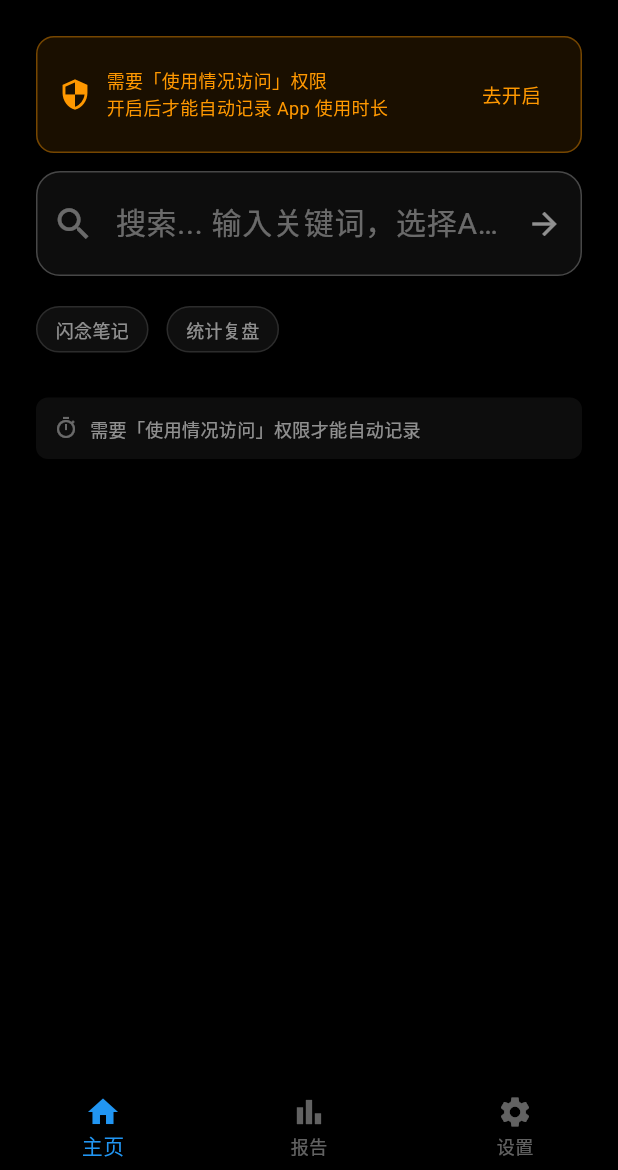
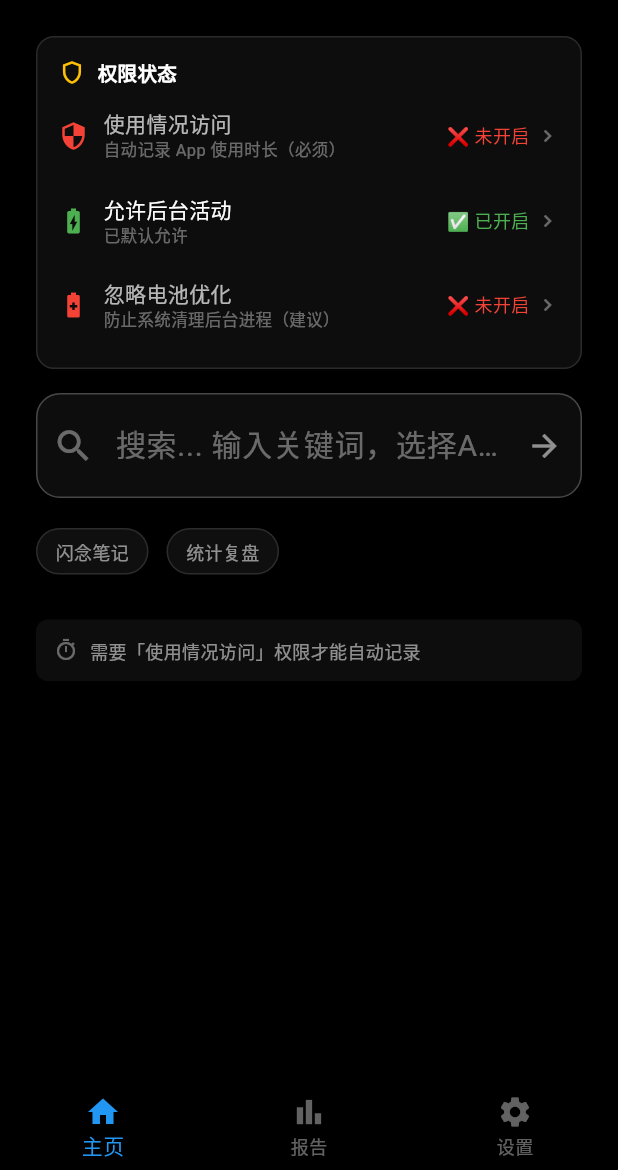
Before and after one commit to Harriet-Haoshan/mindsieve, a Flutter app: the screen it shows after launch, on a phone screen of 412 x 824 dp, the part 66-1236 px from its top. Run offline on Flutter 3.47's test engine with Material 3 defaults, Android fonts, the light colour scheme and no system bars; our stand-ins replace fl_chart, flutter_dotenv, sqflite; accounts and stored records are empty.

Commit message:
feat: add comprehensive permission guide with 3 permissions (usage stats, background, battery optimization)

```diff
--- a/lib/pages/home_page.dart
+++ b/lib/pages/home_page.dart
@@ -2,7 +2,7 @@ import 'package:flutter/material.dart';
 import 'package:url_launcher/url_launcher.dart';
 
 import '../services/foreground_monitor.dart';
-import '../widgets/permission_guide_cards.dart';
+import '../widgets/permission_summary_card.dart';
 
 class HomePage extends StatefulWidget {
   final VoidCallback? onNavigateToStats;
@@ -154,8 +154,8 @@ class _HomePageState extends State<HomePage> {
                 style: TextStyle(color: Colors.white54, fontSize: 14),
               ),
               const SizedBox(height: 24),
-              // 权限引导卡片：未授予「使用情况访问」权限时显示，授权后自动隐藏
-              const PermissionGuideCards(),
+              // 权限状态汇总卡片：未全部开启时显示，全部开启后自动隐藏
+              const PermissionSummaryCard(),
               Container(
                 decoration: BoxDecoration(
                   color: Colors.white.withOpacity(0.05),
--- /dev/null
+++ b/lib/widgets/permission_summary_card.dart
@@ -0,0 +1,201 @@
+import 'package:flutter/material.dart';
+
+import '../database/app_dao.dart';
+import '../services/foreground_monitor.dart';
+
+/// 主页权限状态汇总卡片
+///
+/// 列出 3 项关键权限：
+/// 1. 使用情况访问（必须）—— 自动记录 App 使用时长
+/// 2. 允许后台活动（必须）—— 息屏后继续记录；非华为默认允许，
+///    华为因系统不提供查询 API，用户点击跳转设置后乐观标记为已开启
+/// 3. 忽略电池优化（建议）—— 防止系统清理后台进程
+///
+/// 每项：未开启红色 ❌，已开启绿色 ✅，点击跳转到对应系统设置页。
+/// 三项全部开启后，卡片自动隐藏（SizedBox.shrink）。
+///
+/// 状态刷新时机：initState、App 从后台恢复（resumed），以及两个
+/// ValueNotifier 变化时自动重建。
+class PermissionSummaryCard extends StatefulWidget {
+  const PermissionSummaryCard({super.key});
+
+  @override
+  State<PermissionSummaryCard> createState() => _PermissionSummaryCardState();
+}
+
+class _PermissionSummaryCardState extends State<PermissionSummaryCard>
+    with WidgetsBindingObserver {
+  final ForegroundMonitor _monitor = ForegroundMonitor();
+  final AppDao _dao = AppDao();
+
+  bool _isHuawei = false;
+  // 华为「允许后台活动」是否已由用户确认开启（持久化在 meta 表）
+  bool _bgConfirmed = false;
+
+  @override
+  void initState() {
+    super.initState();
+    WidgetsBinding.instance.addObserver(this);
+    _monitor.hasPermission.addListener(_onStateChanged);
+    _monitor.ignoreBatteryOptimization.addListener(_onStateChanged);
+    _refreshAll();
+  }
+
+  @override
+  void dispose() {
+    WidgetsBinding.instance.removeObserver(this);
+    _monitor.hasPermission.removeListener(_onStateChanged);
+    _monitor.ignoreBatteryOptimization.removeListener(_onStateChanged);
+    super.dispose();
+  }
+
+  @override
+  void didChangeAppLifecycleState(AppLifecycleState state) {
+    // 从系统设置页返回 App 时重新拉取所有权限状态
+    if (state == AppLifecycleState.resumed) {
+      _refreshAll();
+    }
+  }
+
+  void _onStateChanged() {
+    if (mounted) setState(() {});
+  }
+
+  Future<void> _refreshAll() async {
+    _isHuawei = await _monitor.isHuaweiDevice();
+    if (_isHuawei) {
+      final saved = await _dao.getMeta('huawei_bg_confirmed');
+      _bgConfirmed = saved == '1';
+    }
+    await _monitor.refreshPermissions();
+    if (!mounted) return;
+    setState(() {});
+  }
+
+  /// 「允许后台活动」是否已开启：
+  /// - 非华为设备：系统无此独立开关，默认允许后台运行
+  /// - 华为设备：读取用户确认标记（该开关系统无查询 API）
+  bool get _bgAllowed => !_isHuawei || _bgConfirmed;
+
+  Future<void> _openBackgroundSettings() async {
+    await _monitor.openBatterySettings();
+    if (_isHuawei && !_bgConfirmed) {
+      // 华为后台活动开关无法自动检测，用户跳转到设置后乐观标记为已开启
+      await _dao.setMeta('huawei_bg_confirmed', '1');
+      if (!mounted) return;
+      setState(() => _bgConfirmed = true);
+    }
+  }
+
+  @override
+  Widget build(BuildContext context) {
+    final usageOn = _monitor.hasPermission.value;
+    final bgOn = _bgAllowed;
+    final batteryOn = _monitor.ignoreBatteryOptimization.value;
+
+    // 三项全部开启 → 卡片自动消失
+    if (usageOn && bgOn && batteryOn) {
+      return const SizedBox.shrink();
+    }
+
+    return Container(
+      margin: const EdgeInsets.only(bottom: 16),
+      padding: const EdgeInsets.all(14),
+      decoration: BoxDecoration(
+        color: Colors.white.withOpacity(0.05),
+        borderRadius: BorderRadius.circular(12),
+        border: Border.all(color: Colors.white12),
+      ),
+      child: Column(
+        crossAxisAlignment: CrossAxisAlignment.start,
+        children: [
+          Row(
+            children: [
+              Icon(Icons.shield_outlined, color: Colors.amber, size: 18),
+              const SizedBox(width: 8),
+              const Text(
+                '权限状态',
+                style: TextStyle(
+                  color: Colors.white,
+                  fontSize: 13,
+                  fontWeight: FontWeight.bold,
+                ),
+              ),
+            ],
+          ),
+          const SizedBox(height: 4),
+          _buildItem(
+            name: '使用情况访问',
+            desc: '自动记录 App 使用时长（必须）',
+            on: usageOn,
+            icon: Icons.security,
+            onTap: _monitor.openPermissionSettings,
+          ),
+          _buildItem(
+            name: '允许后台活动',
+            desc: _isHuawei ? '息屏后继续记录（必须）' : '已默认允许',
+            on: bgOn,
+            icon: Icons.battery_charging_full,
+            onTap: _openBackgroundSettings,
+          ),
+          _buildItem(
+            name: '忽略电池优化',
+            desc: '防止系统清理后台进程（建议）',
+            on: batteryOn,
+            icon: Icons.battery_saver,
+            onTap: _monitor.openIgnoreBatteryOptimizationSettings,
+          ),
+        ],
+      ),
+    );
+  }
+
+  Widget _buildItem({
+    required String name,
+    required String desc,
+    required bool on,
+    required IconData icon,
+    required VoidCallback onTap,
+  }) {
+    return GestureDetector(
+      onTap: onTap,
+      behavior: HitTestBehavior.opaque,
+      child: Container(
+        padding: const EdgeInsets.symmetric(vertical: 10),
+        child: Row(
+          children: [
+            Icon(icon, size: 20, color: on ? Colors.green : Colors.red),
+            const SizedBox(width: 10),
+            Expanded(
+              child: Column(
+                crossAxisAlignment: CrossAxisAlignment.start,
+                children: [
+                  Text(
+                    name,
+                    style: TextStyle(
+                      color: on ? Colors.white : Colors.white70,
+                      fontSize: 14,
+                    ),
+                  ),
+                  Text(
+                    desc,
+                    style: const TextStyle(color: Colors.white38, fontSize: 11),
+                  ),
+                ],
+              ),
+            ),
+            Text(
+              on ? '✅ 已开启' : '❌ 未开启',
+              style: TextStyle(
+                color: on ? Colors.green : Colors.red,
+                fontSize: 12,
+              ),
+            ),
+            const SizedBox(width: 4),
+            const Icon(Icons.chevron_right, color: Colors.white38, size: 16),
+          ],
+        ),
+      ),
+    );
+  }
+}
```
Also changed, not shown: lib/services/foreground_monitor.dart (+30 -0 lines), 2 other files.
